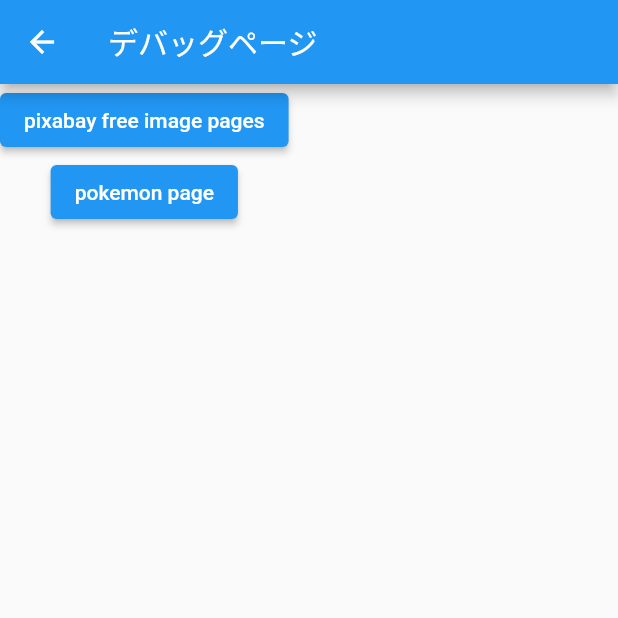
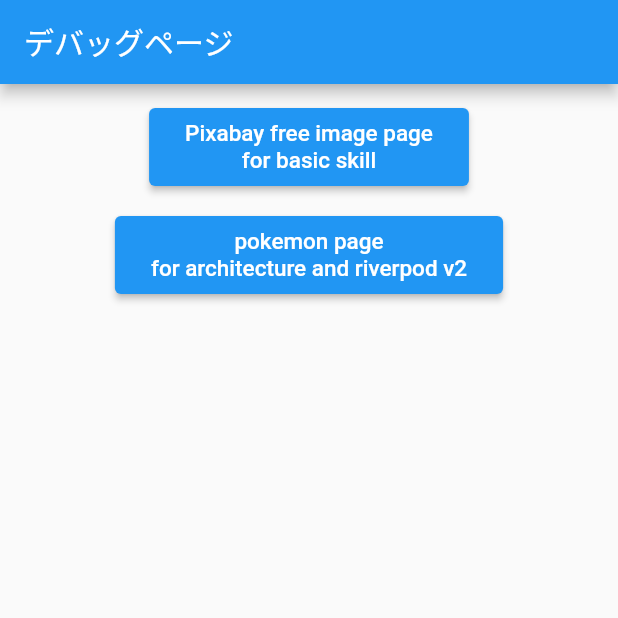
Before and after one commit to dai10512/some_practices, a Flutter app: the DebugPage screen opened directly, on a phone screen of 412 x 824 dp, the top half of it. Run offline on Flutter 3.47's test engine with Material 2 defaults, Android fonts, the phone set to English and light mode, and no system bars; our stand-ins replace dio, flutter_riverpod, freezed_annotation, logger, retrofit, riverpod_annotation and 2 more; generated files the repository leaves out were written again.

Commit message:
arrange folder and files

```diff
--- /dev/null
+++ b/lib/debug_page.dart
@@ -0,0 +1,78 @@
+import 'package:flutter/material.dart';
+import 'pokemon/view/pokemon_page.dart';
+
+import 'pixabay_free_image/view/pixabay_page.dart';
+
+class DebugPage extends StatelessWidget {
+  const DebugPage({super.key});
+
+  @override
+  Widget build(BuildContext context) {
+    return Scaffold(
+      appBar: AppBar(
+        title: const Text('デバッグページ'),
+      ),
+      body: Padding(
+        padding: const EdgeInsets.symmetric(vertical: 16.0),
+        child: Center(
+          child: Column(
+            children: [
+              NavigationButton(
+                label: 'Pixabay free image page\n'
+                    'for basic skill',
+                page: PixabayPage(),
+              ),
+              const CommonSpace(),
+              const NavigationButton(
+                label: 'pokemon page\n'
+                    'for architecture and riverpod v2',
+                page: PokemonPage(),
+              ),
+            ],
+          ),
+        ),
+      ),
+    );
+  }
+}
+
+class CommonSpace extends StatelessWidget {
+  const CommonSpace({
+    super.key,
+  });
+
+  @override
+  Widget build(BuildContext context) {
+    return const SizedBox(height: 20);
+  }
+}
+
+class NavigationButton extends StatelessWidget {
+  const NavigationButton({
+    super.key,
+    required this.label,
+    required this.page,
+  });
+
+  final String label;
+  final Widget page;
+
+  @override
+  Widget build(BuildContext context) {
+    return ElevatedButton(
+      onPressed: () {
+        Navigator.of(context).push(
+          MaterialPageRoute(builder: (_) => page),
+        );
+      },
+      child: Padding(
+        padding: const EdgeInsets.all(8.0),
+        child: Text(
+          label,
+          style: const TextStyle(fontSize: 15),
+          textAlign: TextAlign.center,
+        ),
+      ),
+    );
+  }
+}
--- a/lib/main.dart
+++ b/lib/main.dart
@@ -1,7 +1,7 @@
 import 'package:flutter/material.dart';
 import 'package:flutter_riverpod/flutter_riverpod.dart';
 
-import 'pokemon/view/pokemon_page.dart';
+import 'debug_page.dart';
 
 void main() {
   runApp(
@@ -17,40 +17,7 @@
   @override
   Widget build(BuildContext context) {
     return const MaterialApp(
-      home: PokemonPage(),
-      // home: PixabayPage(),
+      home: DebugPage(),
     );
   }
 }
-
-class DebugPage extends StatelessWidget {
-  const DebugPage({super.key});
-
-  @override
-  Widget build(BuildContext context) {
-    return Scaffold(
-        appBar: AppBar(
-          title: const Text('デバッグページ'),
-        ),
-        body: Column(
-          children: [
-            ElevatedButton(
-              onPressed: () {
-                Navigator.of(context).push(
-                  MaterialPageRoute(builder: (_) => const PokemonPage()),
-                );
-              },
-              child: const Text('pixabay free image pages'),
-            ),
-            ElevatedButton(
-              onPressed: () {
-                Navigator.of(context).push(
-                  MaterialPageRoute(builder: (_) => const PokemonPage()),
-                );
-              },
-              child: const Text('pokemon page'),
-            ),
-          ],
-        ));
-  }
-}
--- a/lib/free_image/view/pixabay_page.dart
+++ b/lib/pixabay_free_image/view/pixabay_page.dart
@@ -37,7 +37,6 @@
   }
 
   Widget _gridViewBuilder(List data) {
-
     return GridView.builder(
       shrinkWrap: true,
       physics: const NeverScrollableScrollPhysics(),
--- a/lib/pokemon/view/pokemon_page.dart
+++ b/lib/pokemon/view/pokemon_page.dart
@@ -1,6 +1,6 @@
 import 'package:flutter/material.dart';
 import 'package:flutter_riverpod/flutter_riverpod.dart';
-import 'package:search_free_image/pokemon/viewModel/pokemon_page_model.dart';
+import '../viewModel/pokemon_page_model.dart';
 
 class PokemonPage extends ConsumerStatefulWidget {
   const PokemonPage({super.key});
```
Also changed, not shown: lib/pixabay_free_image/generated_plugin_registrant.dart (renamed from lib/free_image/generated_plugin_registrant.dart), lib/pixabay_free_image/model/pixabay_image.dart (renamed from lib/free_image/model/pixabay_image.dart), lib/pixabay_free_image/viewModel/pixabay_page_view_model.dart (renamed from lib/free_image/viewModel/pixabay_page_view_model.dart).
